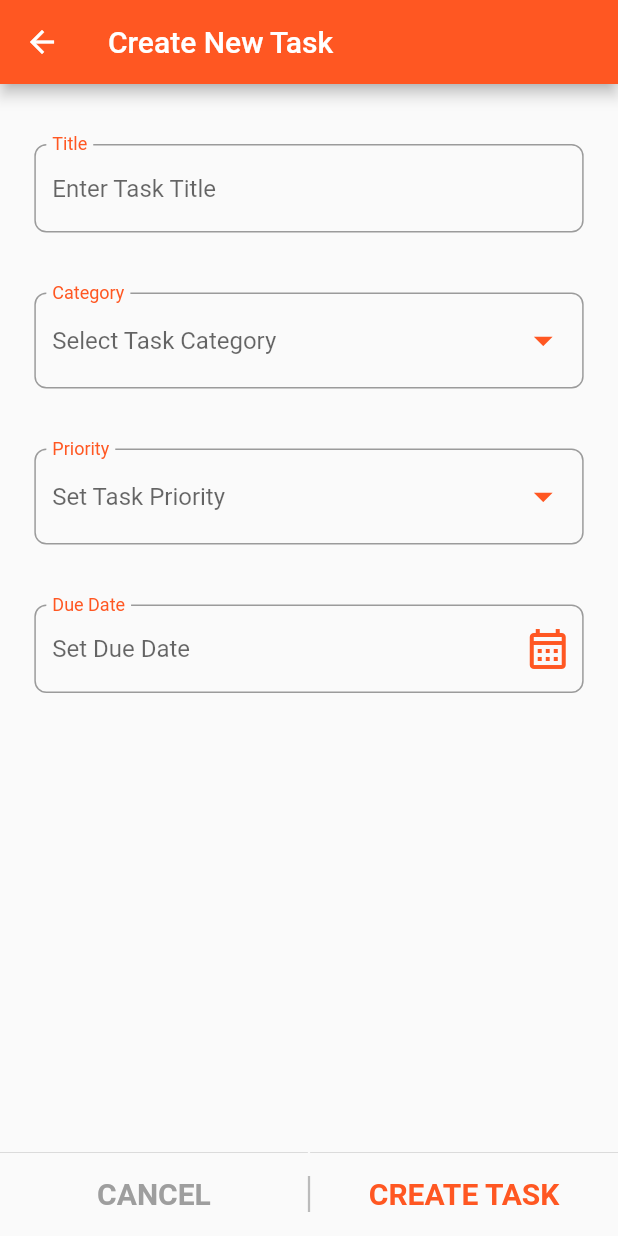
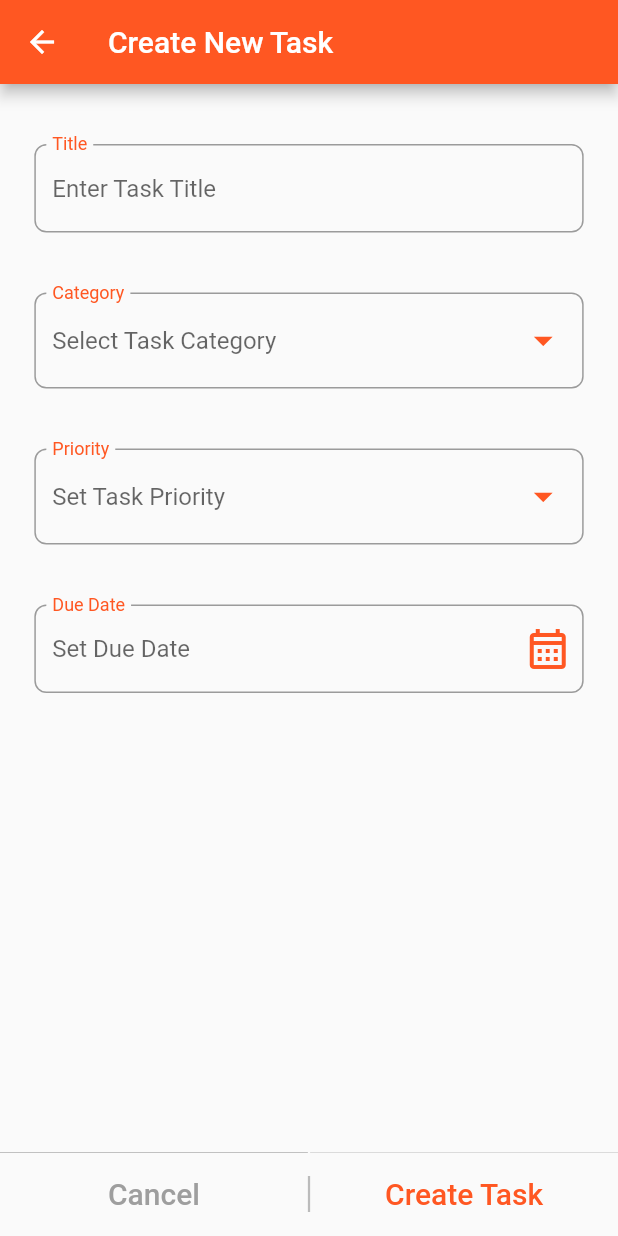
Before and after one commit to dev-zeb/to-do-app-flutter, a Flutter app: the AddOrEditTask screen opened directly, on a phone screen of 412 x 824 dp. Run offline on Flutter 3.47's test engine with Material 2 defaults, Android fonts, the light colour scheme and no system bars; our stand-ins replace shared_preferences; accounts and stored records are empty.

Commit message:
Enable Edit existing tasks.

```diff
--- a/lib/pages/AddOrEditTasks.dart
+++ b/lib/pages/AddOrEditTasks.dart
@@ -23,8 +23,17 @@ class _AddOrEditTaskState extends State<AddOrEditTask> {
   String? _selectedPriority;
   DateTime? _selectedDueDate;
 
-  final TextEditingController _textTitleFieldController =
-      TextEditingController();
+  late final TextEditingController _textTitleFieldController;
+
+  @override
+  void initState() {
+    // TODO: implement initState
+    super.initState();
+
+    _textTitleFieldController = TextEditingController(text: widget.task?.title);
+    _selectedCategory = widget.task?.category;
+    _selectedPriority = widget.task?.priority;
+  }
 
   @override
   Widget build(BuildContext context) {
@@ -261,10 +270,13 @@ class _AddOrEditTaskState extends State<AddOrEditTask> {
                         borderSide: BorderSide(color: Colors.deepOrange),
                       ),
                       floatingLabelBehavior: FloatingLabelBehavior.always,
-                      hintStyle: _selectedDueDate == null
+                      hintStyle:
+                          (_selectedDueDate == null && widget.task == null)
                               ? Constants.textFormFieldHintTextStyle
                               : Constants.dropDownSelectedItemTextStyle,
-                      hintText: _selectedDueDate == null
+                      hintText: widget.task != null
+                          ? widget.task?.dueDate
+                          : _selectedDueDate == null
                               ? "Set Due Date"
                               : DateFormat('d/M/yyyy, EEEE')
                                   .format(_selectedDueDate!),
@@ -287,6 +299,7 @@ class _AddOrEditTaskState extends State<AddOrEditTask> {
                         }
                         setState(() {
                           _selectedDueDate = dateSelected;
+                          widget.task?.dueDate = DateFormat('d/M/yyyy, EEEE').format(dateSelected);
                         });
                       });
                     },
@@ -325,18 +338,18 @@ class _AddOrEditTaskState extends State<AddOrEditTask> {
               decoration: BoxDecoration(
                 border: Border(
                   top: BorderSide(
-                    color: Colors.black.withOpacity(0.25),
+                    color: Colors.black.withOpacity(0.45),
                     width: 0.25,
                   ),
                 ),
               ),
               child: const Center(
                 child: Text(
-                  "CANCEL",
+                  "Cancel",
                   style: TextStyle(
                     color: Colors.grey,
                     fontSize: 20,
-                    fontWeight: FontWeight.w700,
+                    fontWeight: FontWeight.w500,
                   ),
                 ),
               ),
@@ -353,6 +366,23 @@ class _AddOrEditTaskState extends State<AddOrEditTask> {
             highlightColor: Colors.grey.withOpacity(0.45),
             splashColor: Colors.transparent,
             onTap: () {
+              if (widget.task != null) {
+                bool result = DataProvider.of(context).updateTask(
+                  taskId: widget.task?.taskId,
+                  taskTitle: _textTitleFieldController.text,
+                  taskCategory: _selectedCategory!,
+                  taskPriority: _selectedPriority!,
+                  taskDueDate: widget.task?.dueDate,
+                );
+
+                ScaffoldMessenger.of(context).showSnackBar(
+                  SnackBar(
+                    content: Text(result
+                        ? "Task successfully updated!"
+                        : "Could not update the task!"),
+                  ),
+                );
+              } else {
                 DataProvider.of(context).addNewTask(
                   taskTitle: _textTitleFieldController.text,
                   taskCategory: _selectedCategory!,
@@ -360,6 +390,7 @@ class _AddOrEditTaskState extends State<AddOrEditTask> {
                   taskDueDate:
                       DateFormat('d/M/yyyy, EEEE').format(_selectedDueDate!),
                 );
+              }
               Navigator.pop(context);
             },
             child: Ink(
@@ -372,13 +403,13 @@ class _AddOrEditTaskState extends State<AddOrEditTask> {
                   ),
                 ),
               ),
-              child: const Center(
+              child: Center(
                 child: Text(
-                  "CREATE TASK",
-                  style: TextStyle(
+                  widget.task != null ? "Save Changes" : "Create Task",
+                  style: const TextStyle(
                     color: Colors.deepOrange,
                     fontSize: 20,
-                    fontWeight: FontWeight.w700,
+                    fontWeight: FontWeight.w500,
                   ),
                 ),
               ),
--- a/lib/providers/DataProvider.dart
+++ b/lib/providers/DataProvider.dart
@@ -1,4 +1,3 @@
-
 import 'dart:convert';
 
 import 'package:flutter/material.dart';
@@ -11,10 +10,20 @@ import 'package:uuid/uuid.dart';
 class DataProvider extends ChangeNotifier {
   Uuid uuid = const Uuid();
   List<Task> _listOfTasks = [];
-  final List<String> categoryItems = ['Home', 'Office', 'Study', 'Gym', 'Other'];
+  final List<String> categoryItems = [
+    'Home',
+    'Office',
+    'Study',
+    'Gym',
+    'Other'
+  ];
   final List<String> priorityItems = ['Urgent', 'High', 'Medium', 'Low'];
-  final List<Color> priorityColors = [Color(0xFFFF0000), Color(0xFF0033FF), Color(0xFF008C06), Color(
-      0xFFFFB700)];
+  final List<Color> priorityColors = [
+    Color(0xFFFF0000),
+    Color(0xFF0033FF),
+    Color(0xFF008C06),
+    Color(0xFFFFB700)
+  ];
 
   // final List<Color> priorityColors = [Colors.red, Colors.blue.shade700, Colors.green, Colors.limeAccent];
   SharedPreferences? pref;
@@ -77,11 +86,28 @@ class DataProvider extends ChangeNotifier {
   }
 
   getPriorityColor(String priority) {
-    Color color = priorityColors[priorityItems.indexOf(priority)];
-    print("color -> $color | priority -> $priority");
-    print("color.value -> ${color.value}");
-    return priorityColors[priorityItems.indexOf(priority)];
-    // return Color(priorityColors[priorityItems.indexOf(priority)]);
+    Color colorOfPriority = priorityColors[priorityItems.indexOf(priority)];
+    return colorOfPriority;
   }
 
+  bool updateTask({
+    required String? taskId,
+    required String taskTitle,
+    required String taskCategory,
+    required String taskPriority,
+    required String? taskDueDate,
+  }) {
+    for(Task task in tasks) {
+      if(task.taskId == taskId) {
+        task.title = taskTitle;
+        task.category = taskCategory;
+        task.priority = taskPriority;
+        task.dueDate = taskDueDate!;
+
+        notifyListeners();
+        return true;
+      }
+    }
+    return false;
+  }
 }
```
Also changed, not shown: lib/pages/HomePage.dart (+36 -1 lines), lib/widgets/ToDoList.dart (+25 -7 lines). Lines whose indentation alone changed are shown as unchanged.
